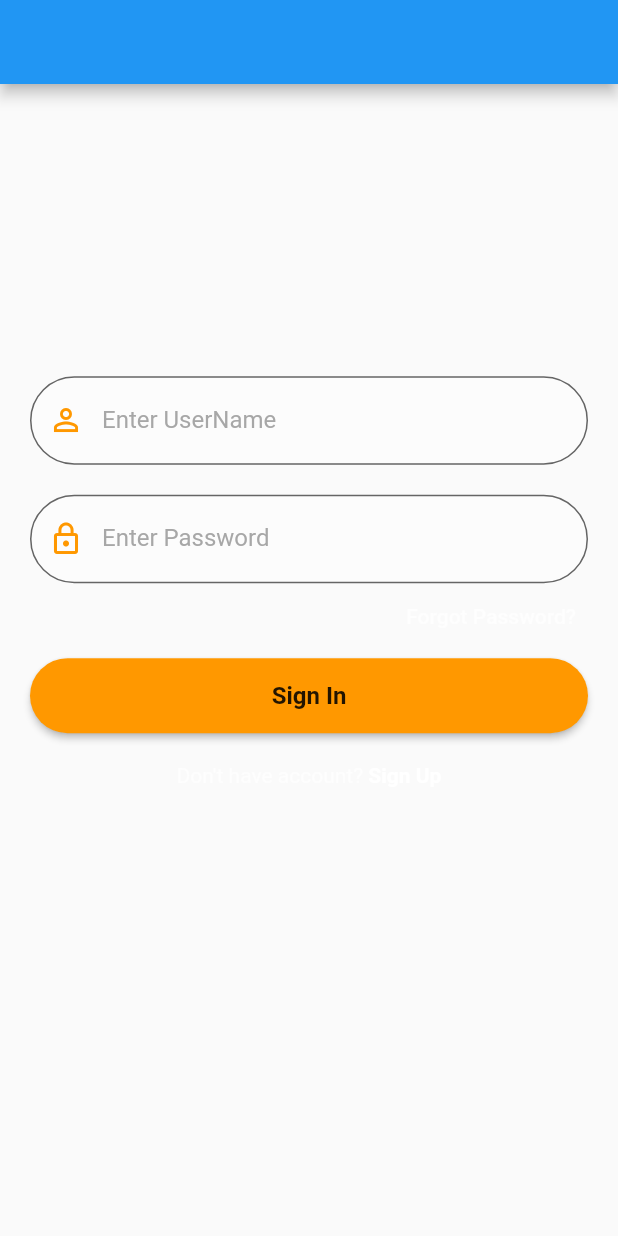
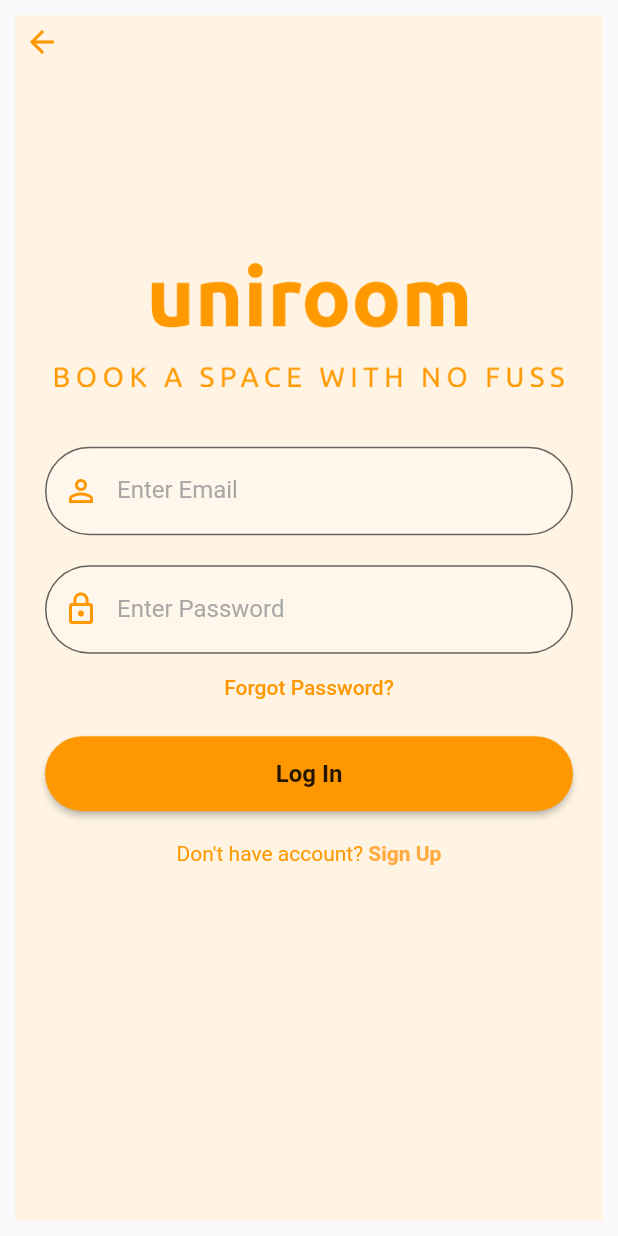
Before and after one commit to jakmup/excelsius-room-booking-system, a Flutter app: the screen it shows after launch, after a tap on "Login", on a phone screen of 412 x 824 dp. Run offline on Flutter 3.47's test engine with Material 2 defaults, Android fonts, the light colour scheme and no system bars; our stand-ins replace firebase_auth, firebase_core, firebase_database, flutter_svg; accounts and stored records are empty; network calls fail.

Commit message:
Remerge login signup

```diff
--- a/lib/login.dart
+++ b/lib/login.dart
@@ -7,58 +7,48 @@ import 'package:room_booking_system/signup.dart';
 
 void main() => runApp(const Login());
 
-class Login extends StatelessWidget {
+class Login extends StatefulWidget {
   const Login({Key? key}) : super(key: key);
 
   @override
-  Widget build(BuildContext context) {
-    return MaterialApp(
-      home: Scaffold(
-        appBar: AppBar(),
-        body: const LoginPage(),
-      ),
-    );
-  }
+  State<Login> createState() => _Login();
 }
 
-class LoginPage extends StatefulWidget {
-  const LoginPage({Key? key}) : super(key: key);
-
-  @override
-  State<LoginPage> createState() => _LoginPage();
-}
-
-class _LoginPage extends State<LoginPage> {
+class _Login extends State<Login> {
   TextEditingController emailController = TextEditingController();
   TextEditingController passwordController = TextEditingController();
 
   @override
   Widget build(BuildContext context) {
     return Scaffold(
+        extendBodyBehindAppBar: true,
+        appBar: AppBar(
+          backgroundColor: Colors.transparent,
+          elevation: 0,
+          leading: BackButton(color: Colors.orange),
+        ),
         body: Container(
+            color: Color.fromRGBO(255, 244, 228, 1),
             width: MediaQuery.of(context).size.width,
             height: MediaQuery.of(context).size.height,
+            margin: EdgeInsets.all(10),
             child: SingleChildScrollView(
               child: Padding(
                 padding: EdgeInsets.fromLTRB(
                     20, MediaQuery.of(context).size.height * 0.2, 20, 0),
                 child: Column(
                   children: <Widget>[
-                const SizedBox(
-                  height: 30,
-                ),
-                reusableTextField("Enter UserName", Icons.person_outline, false,
-                    emailController),
-                const SizedBox(
-                  height: 20,
-                ),
-                reusableTextField("Enter Password", Icons.lock_outline, true,
-                    passwordController),
-                const SizedBox(
-                  height: 5,
-                ),
+                    logoWidget("assets/images/logo.png"),
+                    const SizedBox(height: 40),
+                    reusableTextField("Enter Email", Icons.person_outline,
+                        false, emailController),
+                    const SizedBox(height: 20),
+                    reusableTextField("Enter Password", Icons.lock_outline,
+                        true, passwordController),
+                    const SizedBox(height: 5),
                     forgetPassword(context),
-                firebaseUIButton(context, "Sign In", () {
+                    const SizedBox(height: 5),
+                    firebaseUIButton(context, "Log In", () {
                       FirebaseAuth.instance
                           .signInWithEmailAndPassword(
                               email: emailController.text,
@@ -67,16 +57,14 @@ class _LoginPage extends State<LoginPage> {
                         Navigator.push(
                             context,
                             MaterialPageRoute(
-                            builder: (context) => const HomeScreen()));
+                                builder: (context) => HomeScreen()));
                       });
                     }),
                     signUpOption()
                   ],
                 ),
               ),
-        ),
-      ),
-    );
+            )));
   }
 
   Row signUpOption() {
@@ -84,7 +72,7 @@ class _LoginPage extends State<LoginPage> {
       mainAxisAlignment: MainAxisAlignment.center,
       children: [
         const Text("Don't have account?",
-            style: TextStyle(color: Colors.white70)),
+            style: TextStyle(color: Colors.orange)),
         GestureDetector(
           onTap: () {
             Navigator.push(context,
@@ -92,7 +80,8 @@ class _LoginPage extends State<LoginPage> {
           },
           child: const Text(
             " Sign Up",
-            style: TextStyle(color: Colors.white, fontWeight: FontWeight.bold),
+            style: TextStyle(
+                color: Colors.orangeAccent, fontWeight: FontWeight.bold),
           ),
         )
       ],
@@ -103,12 +92,12 @@ class _LoginPage extends State<LoginPage> {
     return Container(
       width: MediaQuery.of(context).size.width,
       height: 35,
-      alignment: Alignment.bottomRight,
+      alignment: Alignment.bottomCenter,
       child: TextButton(
         child: const Text(
           "Forgot Password?",
-          style: TextStyle(color: Colors.white70),
-          textAlign: TextAlign.right,
+          style: TextStyle(color: Colors.orange),
+          textAlign: TextAlign.center,
         ),
         onPressed: () => Navigator.push(
             context, MaterialPageRoute(builder: (context) => ResetPassword())),
--- a/lib/signup.dart
+++ b/lib/signup.dart
@@ -19,10 +19,12 @@ class _SignUpState extends State<SignUp> {
     return Scaffold(
         extendBodyBehindAppBar: true,
         appBar: AppBar(
-          backgroundColor: Colors.orange,
+          backgroundColor: Colors.transparent,
           elevation: 0,
+          leading: BackButton(color: Colors.orange),
         ),
         body: Container(
+            color: Color.fromRGBO(255, 244, 228, 1),
             width: MediaQuery.of(context).size.width,
             height: MediaQuery.of(context).size.height,
             child: SingleChildScrollView(
```
Lines whose indentation alone changed are shown as unchanged.
